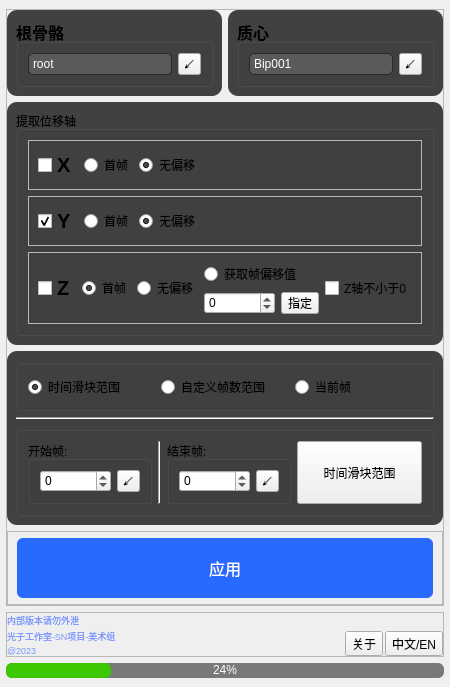
Old version of the form temp/Root_Motion/ui_root_motion.ui in the repository xyg1973/PoseLibrary.
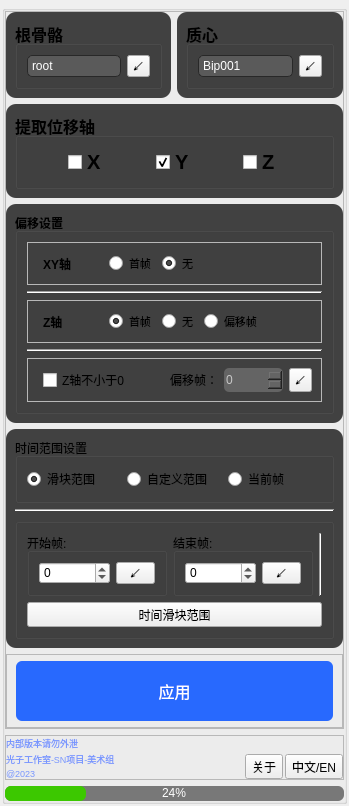
New version of the form.

Commit message: 优化rootmotion ui

The edit to the form file:
```diff
--- a/temp/Root_Motion/ui_root_motion.ui
+++ b/temp/Root_Motion/ui_root_motion.ui
@@ -6,8 +6,8 @@
    <rect>
     <x>0</x>
     <y>0</y>
-    <width>348</width>
-    <height>497</height>
+    <width>349</width>
+    <height>738</height>
    </rect>
   </property>
   <property name="windowTitle">
@@ -18,19 +18,40 @@
   </property>
   <layout class="QVBoxLayout" name="verticalLayout">
    <property name="spacing">
-    <number>6</number>
+    <number>0</number>
    </property>
    <property name="leftMargin">
-    <number>6</number>
+    <number>2</number>
    </property>
    <property name="topMargin">
-    <number>9</number>
+    <number>5</number>
    </property>
    <property name="rightMargin">
+    <number>2</number>
+   </property>
+   <property name="bottomMargin">
+    <number>2</number>
+   </property>
+   <item>
+    <widget class="QGroupBox" name="groupBox_8">
+     <property name="title">
+      <string/>
+     </property>
+     <layout class="QVBoxLayout" name="verticalLayout_11">
+      <property name="spacing">
     <number>6</number>
    </property>
+      <property name="leftMargin">
+       <number>0</number>
+      </property>
+      <property name="topMargin">
+       <number>0</number>
+      </property>
+      <property name="rightMargin">
+       <number>0</number>
+      </property>
    <property name="bottomMargin">
-    <number>9</number>
+       <number>0</number>
    </property>
    <item>
     <widget class="QFrame" name="frame_7">
@@ -43,7 +64,7 @@
      <property name="frameShadow">
       <enum>QFrame::Raised</enum>
      </property>
-     <layout class="QVBoxLayout" name="verticalLayout_3" stretch="0,0,0,0">
+        <layout class="QVBoxLayout" name="verticalLayout_3" stretch="0,0,0,0,0">
       <property name="leftMargin">
        <number>0</number>
       </property>
@@ -220,6 +241,137 @@
         </item>
        </layout>
       </item>
+         <item>
+          <widget class="QFrame" name="frame_5">
+           <property name="styleSheet">
+            <string notr="true">QFrame#frame_5{
+	background-color:rgb(65, 65, 65);
+	border-radius:10px;
+}</string>
+           </property>
+           <property name="frameShape">
+            <enum>QFrame::StyledPanel</enum>
+           </property>
+           <property name="frameShadow">
+            <enum>QFrame::Raised</enum>
+           </property>
+           <layout class="QVBoxLayout" name="verticalLayout_9">
+            <item>
+             <widget class="QGroupBox" name="groupBox_3">
+              <property name="font">
+               <font>
+                <pointsize>12</pointsize>
+                <weight>75</weight>
+                <bold>true</bold>
+               </font>
+              </property>
+              <property name="title">
+               <string>提取位移轴</string>
+              </property>
+              <layout class="QHBoxLayout" name="horizontalLayout_5">
+               <item>
+                <spacer name="horizontalSpacer_2">
+                 <property name="orientation">
+                  <enum>Qt::Horizontal</enum>
+                 </property>
+                 <property name="sizeHint" stdset="0">
+                  <size>
+                   <width>0</width>
+                   <height>20</height>
+                  </size>
+                 </property>
+                </spacer>
+               </item>
+               <item>
+                <widget class="QCheckBox" name="cBox_posX">
+                 <property name="font">
+                  <font>
+                   <pointsize>15</pointsize>
+                   <weight>75</weight>
+                   <bold>true</bold>
+                  </font>
+                 </property>
+                 <property name="text">
+                  <string>X</string>
+                 </property>
+                </widget>
+               </item>
+               <item>
+                <spacer name="horizontalSpacer_8">
+                 <property name="orientation">
+                  <enum>Qt::Horizontal</enum>
+                 </property>
+                 <property name="sizeHint" stdset="0">
+                  <size>
+                   <width>0</width>
+                   <height>20</height>
+                  </size>
+                 </property>
+                </spacer>
+               </item>
+               <item>
+                <widget class="QCheckBox" name="cBox_posY">
+                 <property name="font">
+                  <font>
+                   <pointsize>15</pointsize>
+                   <weight>75</weight>
+                   <bold>true</bold>
+                  </font>
+                 </property>
+                 <property name="text">
+                  <string>Y</string>
+                 </property>
+                 <property name="checked">
+                  <bool>true</bool>
+                 </property>
+                </widget>
+               </item>
+               <item>
+                <spacer name="horizontalSpacer_9">
+                 <property name="orientation">
+                  <enum>Qt::Horizontal</enum>
+                 </property>
+                 <property name="sizeHint" stdset="0">
+                  <size>
+                   <width>0</width>
+                   <height>20</height>
+                  </size>
+                 </property>
+                </spacer>
+               </item>
+               <item>
+                <widget class="QCheckBox" name="cBox_posZ">
+                 <property name="font">
+                  <font>
+                   <pointsize>15</pointsize>
+                   <weight>75</weight>
+                   <bold>true</bold>
+                  </font>
+                 </property>
+                 <property name="text">
+                  <string>Z</string>
+                 </property>
+                </widget>
+               </item>
+               <item>
+                <spacer name="horizontalSpacer_7">
+                 <property name="orientation">
+                  <enum>Qt::Horizontal</enum>
+                 </property>
+                 <property name="sizeHint" stdset="0">
+                  <size>
+                   <width>0</width>
+                   <height>20</height>
+                  </size>
+                 </property>
+                </spacer>
+               </item>
+              </layout>
+             </widget>
+            </item>
+           </layout>
+          </widget>
+         </item>
       <item>
        <widget class="QFrame" name="frame_3">
         <property name="styleSheet">
@@ -235,14 +387,26 @@
          <enum>QFrame::Raised</enum>
         </property>
         <layout class="QVBoxLayout" name="verticalLayout_14">
+            <property name="spacing">
+             <number>9</number>
+            </property>
          <item>
-          <widget class="QGroupBox" name="groupBox_3">
+             <widget class="QGroupBox" name="groupBox_7">
+              <property name="font">
+               <font>
+                <weight>75</weight>
+                <bold>true</bold>
+               </font>
+              </property>
            <property name="title">
-            <string>提取位移轴</string>
-           </property>
-           <layout class="QVBoxLayout" name="verticalLayout_9">
+               <string>偏移设置</string>
+              </property>
+              <layout class="QVBoxLayout" name="verticalLayout_10">
             <item>
              <widget class="QFrame" name="frame_13">
+                 <property name="styleSheet">
+                  <string notr="true"/>
+                 </property>
               <property name="frameShape">
                <enum>QFrame::StyledPanel</enum>
               </property>
@@ -250,22 +414,44 @@
                <enum>QFrame::Raised</enum>
               </property>
               <layout class="QHBoxLayout" name="horizontalLayout_9">
+                  <property name="leftMargin">
+                   <number>15</number>
+                  </property>
                <item>
-                <widget class="QCheckBox" name="cBox_posX">
+                   <widget class="QLabel" name="label_5">
+                    <property name="minimumSize">
+                     <size>
+                      <width>60</width>
+                      <height>0</height>
+                     </size>
+                    </property>
+                    <property name="maximumSize">
+                     <size>
+                      <width>60</width>
+                      <height>16777215</height>
+                     </size>
+                    </property>
                  <property name="font">
                   <font>
-                   <pointsize>15</pointsize>
                    <weight>75</weight>
                    <bold>true</bold>
                   </font>
                  </property>
                  <property name="text">
-                  <string>X</string>
+                     <string>XY轴</string>
                  </property>
                 </widget>
                </item>
                <item>
                 <widget class="QRadioButton" name="radioButton_6">
+                    <property name="font">
+                     <font>
+                      <pointsize>8</pointsize>
+                     </font>
+                    </property>
+                    <property name="styleSheet">
+                     <string notr="true"/>
+                    </property>
                  <property name="text">
                   <string>首帧</string>
                  </property>
@@ -273,8 +459,16 @@
                </item>
                <item>
                 <widget class="QRadioButton" name="radioButton_5">
+                    <property name="font">
+                     <font>
+                      <pointsize>8</pointsize>
+                     </font>
+                    </property>
+                    <property name="styleSheet">
+                     <string notr="true"/>
+                    </property>
                  <property name="text">
-                  <string>无偏移</string>
+                     <string>无</string>
                  </property>
                  <property name="checked">
                   <bool>true</bool>
@@ -288,7 +482,7 @@
                  </property>
                  <property name="sizeHint" stdset="0">
                   <size>
-                   <width>40</width>
+                      <width>0</width>
                    <height>20</height>
                   </size>
                  </property>
@@ -297,8 +491,18 @@
               </layout>
              </widget>
             </item>
+               <item>
+                <widget class="Line" name="line_8">
+                 <property name="orientation">
+                  <enum>Qt::Horizontal</enum>
+                 </property>
+                </widget>
+               </item>
             <item>
              <widget class="QFrame" name="frame_14">
+                 <property name="styleSheet">
+                  <string notr="true"/>
+                 </property>
               <property name="frameShape">
                <enum>QFrame::StyledPanel</enum>
               </property>
@@ -306,134 +510,123 @@
                <enum>QFrame::Raised</enum>
               </property>
               <layout class="QHBoxLayout" name="horizontalLayout_16">
+                  <property name="leftMargin">
+                   <number>15</number>
+                  </property>
                <item>
-                <widget class="QCheckBox" name="cBox_posY">
+                   <widget class="QLabel" name="label_6">
+                    <property name="minimumSize">
+                     <size>
+                      <width>60</width>
+                      <height>0</height>
+                     </size>
+                    </property>
+                    <property name="maximumSize">
+                     <size>
+                      <width>60</width>
+                      <height>16777215</height>
+                     </size>
+                    </property>
                  <property name="font">
                   <font>
-                   <pointsize>15</pointsize>
                    <weight>75</weight>
                    <bold>true</bold>
                   </font>
                  </property>
                  <property name="text">
-                  <string>Y</string>
-                 </property>
-                 <property name="checked">
-                  <bool>true</bool>
+                     <string>Z轴</string>
                  </property>
                 </widget>
                </item>
                <item>
                 <widget class="QRadioButton" name="radioButton_3">
+                    <property name="font">
+                     <font>
+                      <pointsize>8</pointsize>
+                     </font>
+                    </property>
+                    <property name="styleSheet">
+                     <string notr="true"/>
+                    </property>
                  <property name="text">
                   <string>首帧</string>
                  </property>
+                    <property name="checked">
+                     <bool>true</bool>
+                    </property>
                 </widget>
                </item>
                <item>
                 <widget class="QRadioButton" name="radioButton_2">
-                 <property name="text">
-                  <string>无偏移</string>
-                 </property>
-                 <property name="checked">
-                  <bool>true</bool>
-                 </property>
-                </widget>
-               </item>
-               <item>
-                <spacer name="horizontalSpacer_4">
-                 <property name="orientation">
-                  <enum>Qt::Horizontal</enum>
-                 </property>
-                 <property name="sizeHint" stdset="0">
-                  <size>
-                   <width>40</width>
-                   <height>20</height>
-                  </size>
-                 </property>
-                </spacer>
-               </item>
-              </layout>
-             </widget>
-            </item>
-            <item>
-             <widget class="QFrame" name="frame_15">
-              <property name="frameShape">
-               <enum>QFrame::StyledPanel</enum>
-              </property>
-              <property name="frameShadow">
-               <enum>QFrame::Raised</enum>
-              </property>
-              <layout class="QHBoxLayout" name="horizontalLayout_18">
-               <item>
-                <widget class="QCheckBox" name="cBox_posZ">
                  <property name="font">
                   <font>
-                   <pointsize>15</pointsize>
-                   <weight>75</weight>
-                   <bold>true</bold>
-                  </font>
-                 </property>
-                 <property name="text">
-                  <string>Z</string>
-                 </property>
-                </widget>
-               </item>
-               <item>
-                <widget class="QRadioButton" name="radioButton_9">
+                      <pointsize>8</pointsize>
+                     </font>
+                    </property>
+                    <property name="styleSheet">
+                     <string notr="true"/>
+                    </property>
                  <property name="text">
-                  <string>首帧</string>
+                     <string>无</string>
                  </property>
                  <property name="checked">
-                  <bool>true</bool>
+                     <bool>false</bool>
                  </property>
                 </widget>
                </item>
-               <item>
-                <widget class="QRadioButton" name="radioButton_8">
-                 <property name="text">
-                  <string>无偏移</string>
-                 </property>
-                </widget>
-               </item>
-               <item>
-                <layout class="QVBoxLayout" name="verticalLayout_8">
                  <item>
                   <widget class="QRadioButton" name="radioButton_10">
+                    <property name="font">
+                     <font>
+                      <pointsize>8</pointsize>
+                     </font>
+                    </property>
+                    <property name="styleSheet">
+                     <string notr="true"/>
+                    </property>
                    <property name="text">
-                    <string>获取帧偏移值</string>
+                     <string>偏移帧</string>
                    </property>
                   </widget>
                  </item>
                  <item>
+                   <spacer name="horizontalSpacer_4">
+                    <property name="orientation">
+                     <enum>Qt::Horizontal</enum>
+                    </property>
+                    <property name="sizeHint" stdset="0">
+                     <size>
+                      <width>0</width>
+                      <height>20</height>
+                     </size>
+                    </property>
+                   </spacer>
+                  </item>
+                 </layout>
+                </widget>
+               </item>
+               <item>
+                <widget class="Line" name="line_9">
+                 <property name="orientation">
+                  <enum>Qt::Horizontal</enum>
+                 </property>
+                </widget>
+               </item>
+               <item>
+                <widget class="QFrame" name="frame_8">
+                 <property name="styleSheet">
+                  <string notr="true"/>
+                 </property>
+                 <property name="frameShape">
+                  <enum>QFrame::StyledPanel</enum>
+                 </property>
+                 <property name="frameShadow">
+                  <enum>QFrame::Raised</enum>
+                 </property>
                   <layout class="QHBoxLayout" name="horizontalLayout_12">
-                   <item>
-                    <widget class="QSpinBox" name="spinBox_frame_reference">
-                     <property name="minimum">
-                      <number>-99999999</number>
-                     </property>
-                     <property name="maximum">
-                      <number>999999999</number>
-                     </property>
-                    </widget>
-                   </item>
-                   <item>
-                    <widget class="QToolButton" name="Btn_frame_reference_pick">
-                     <property name="sizePolicy">
-                      <sizepolicy hsizetype="Expanding" vsizetype="Ignored">
-                       <horstretch>0</horstretch>
-                       <verstretch>0</verstretch>
-                      </sizepolicy>
-                     </property>
-                     <property name="text">
-                      <string>指定</string>
-                     </property>
-                    </widget>
-                   </item>
-                  </layout>
-                 </item>
-                </layout>
-               </item>
+                  <property name="leftMargin">
+                   <number>15</number>
+                  </property>
                <item>
                 <widget class="QCheckBox" name="radioBtn_ZAxis_zero">
                  <property name="text">
@@ -441,6 +634,62 @@
                  </property>
                 </widget>
                </item>
+                  <item>
+                   <spacer name="horizontalSpacer_5">
+                    <property name="orientation">
+                     <enum>Qt::Horizontal</enum>
+                    </property>
+                    <property name="sizeHint" stdset="0">
+                     <size>
+                      <width>20</width>
+                      <height>20</height>
+                     </size>
+                    </property>
+                   </spacer>
+                  </item>
+                  <item>
+                   <widget class="QLabel" name="label_4">
+                    <property name="text">
+                     <string>偏移帧：</string>
+                    </property>
+                   </widget>
+                  </item>
+                  <item>
+                   <widget class="QSpinBox" name="spinBox_frame_reference">
+                    <property name="sizePolicy">
+                     <sizepolicy hsizetype="Minimum" vsizetype="Expanding">
+                      <horstretch>0</horstretch>
+                      <verstretch>0</verstretch>
+                     </sizepolicy>
+                    </property>
+                    <property name="styleSheet">
+                     <string notr="true">QSpinBox{
+	background-color:rgb(100, 100, 100);
+	color:rgb(200,200,200);
+	border-radius:5px;
+}</string>
+                    </property>
+                    <property name="minimum">
+                     <number>-99999</number>
+                    </property>
+                    <property name="maximum">
+                     <number>99999</number>
+                    </property>
+                   </widget>
+                  </item>
+                  <item>
+                   <widget class="QToolButton" name="Btn_frame_reference_pick">
+                    <property name="sizePolicy">
+                     <sizepolicy hsizetype="Fixed" vsizetype="Expanding">
+                      <horstretch>0</horstretch>
+                      <verstretch>0</verstretch>
+                     </sizepolicy>
+                    </property>
+                    <property name="text">
+                     <string>↙</string>
+                    </property>
+                   </widget>
+                  </item>
               </layout>
              </widget>
             </item>
@@ -468,13 +717,13 @@
          <item>
           <widget class="QGroupBox" name="groupBox_9">
            <property name="title">
-            <string/>
+               <string>时间范围设置</string>
            </property>
            <layout class="QHBoxLayout" name="horizontalLayout_10">
             <item>
              <widget class="QRadioButton" name="radioButton">
               <property name="text">
-               <string>时间滑块范围</string>
+                  <string>滑块范围</string>
               </property>
               <property name="checked">
                <bool>true</bool>
@@ -484,7 +733,7 @@
             <item>
              <widget class="QRadioButton" name="radioBtn_custom_frame">
               <property name="text">
-               <string>自定义帧数范围</string>
+                  <string>自定义范围</string>
               </property>
              </widget>
             </item>
@@ -510,7 +759,9 @@
            <property name="title">
             <string/>
            </property>
-           <layout class="QHBoxLayout" name="horizontalLayout_5" stretch="0,0,0,0,1">
+              <layout class="QVBoxLayout" name="verticalLayout_8" stretch="0,0">
+               <item>
+                <layout class="QHBoxLayout" name="horizontalLayout_11">
             <item>
              <widget class="QGroupBox" name="groupBox_5">
               <property name="title">
@@ -519,6 +770,12 @@
               <layout class="QHBoxLayout" name="horizontalLayout_6">
                <item>
                 <widget class="QSpinBox" name="spinBox_frame_start">
+                      <property name="sizePolicy">
+                       <sizepolicy hsizetype="Preferred" vsizetype="Fixed">
+                        <horstretch>0</horstretch>
+                        <verstretch>0</verstretch>
+                       </sizepolicy>
+                      </property>
                  <property name="minimum">
                   <number>-99999999</number>
                  </property>
@@ -530,7 +787,7 @@
                <item>
                 <widget class="QToolButton" name="Btn_frame_start_pick">
                  <property name="sizePolicy">
-                  <sizepolicy hsizetype="Minimum" vsizetype="Ignored">
+                       <sizepolicy hsizetype="Expanding" vsizetype="Ignored">
                    <horstretch>0</horstretch>
                    <verstretch>0</verstretch>
                   </sizepolicy>
@@ -543,13 +800,6 @@
               </layout>
              </widget>
             </item>
-            <item>
-             <widget class="Line" name="line_2">
-              <property name="orientation">
-               <enum>Qt::Vertical</enum>
-              </property>
-             </widget>
-            </item>
             <item>
              <widget class="QGroupBox" name="groupBox_6">
               <property name="title">
@@ -558,6 +808,12 @@
               <layout class="QHBoxLayout" name="horizontalLayout_7">
                <item>
                 <widget class="QSpinBox" name="spinBox_frame_end">
+                      <property name="sizePolicy">
+                       <sizepolicy hsizetype="Preferred" vsizetype="Fixed">
+                        <horstretch>0</horstretch>
+                        <verstretch>0</verstretch>
+                       </sizepolicy>
+                      </property>
                  <property name="minimum">
                   <number>-99999999</number>
                  </property>
@@ -569,7 +825,7 @@
                <item>
                 <widget class="QToolButton" name="Btn_frame_end_pick">
                  <property name="sizePolicy">
-                  <sizepolicy hsizetype="Minimum" vsizetype="Ignored">
+                       <sizepolicy hsizetype="Expanding" vsizetype="Ignored">
                    <horstretch>0</horstretch>
                    <verstretch>0</verstretch>
                   </sizepolicy>
@@ -583,22 +839,18 @@
              </widget>
             </item>
             <item>
-             <spacer name="horizontalSpacer_2">
+                  <widget class="Line" name="line_2">
               <property name="orientation">
-               <enum>Qt::Horizontal</enum>
-              </property>
-              <property name="sizeHint" stdset="0">
-               <size>
-                <width>0</width>
-                <height>20</height>
-               </size>
-              </property>
-             </spacer>
+                    <enum>Qt::Vertical</enum>
+                   </property>
+                  </widget>
+                 </item>
+                </layout>
             </item>
             <item>
              <widget class="QToolButton" name="Btn_frame_range_pick">
               <property name="sizePolicy">
-               <sizepolicy hsizetype="Expanding" vsizetype="Ignored">
+                  <sizepolicy hsizetype="Preferred" vsizetype="Preferred">
                 <horstretch>0</horstretch>
                 <verstretch>0</verstretch>
                </sizepolicy>
@@ -916,6 +1168,9 @@
      <property name="alignment">
       <set>Qt::AlignCenter</set>
      </property>
+       </widget>
+      </item>
+     </layout>
     </widget>
    </item>
   </layout>
```
Lines whose indentation alone changed are shown as unchanged. The commit also changes 2 other files.
